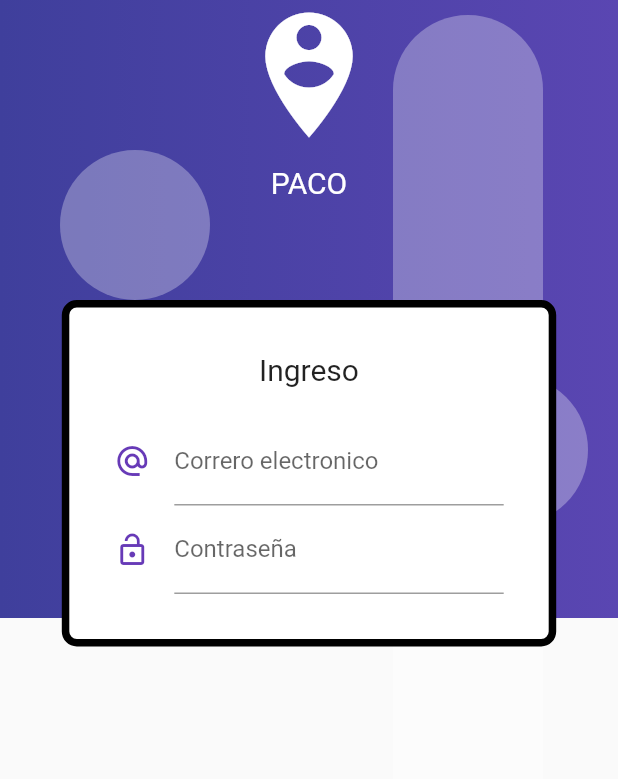
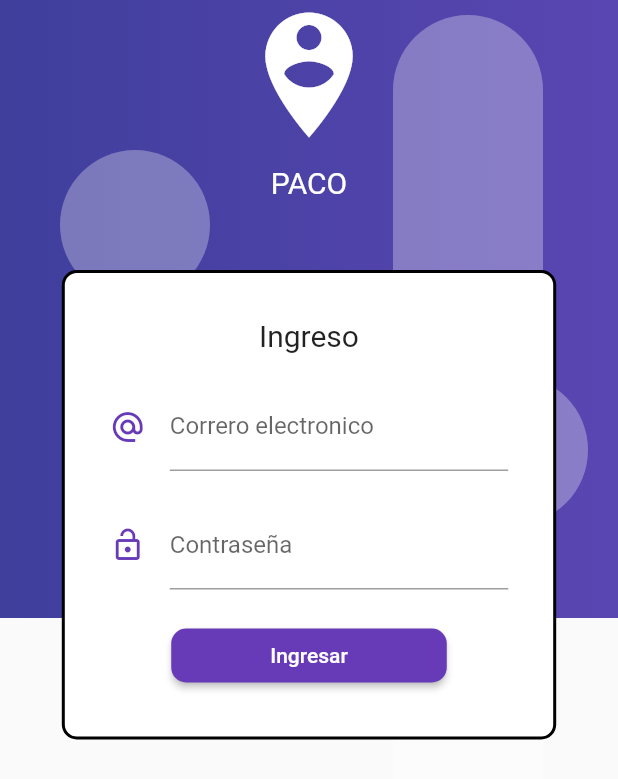
Before and after one commit to PACOdergod/login_crud, a Flutter app: the screen it shows after launch, on a phone screen of 412 x 824 dp. Shown: the top 779 px of the screen. Run offline on Flutter 3.47's test engine with Material 2 defaults, Android fonts, the phone set to English and light mode, and no system bars.

Commit message:
Boton ingresar maquetado

```diff
--- a/lib/src/pages/Login_page.dart
+++ b/lib/src/pages/Login_page.dart
@@ -22,7 +22,7 @@ Widget _loginForm(Size size) {
         //
         SafeArea(
             child: Container(
-          height: 200.0,
+          height: 180.0,
         )),
         //
         Container(
@@ -31,7 +31,7 @@ Widget _loginForm(Size size) {
           decoration: BoxDecoration(
             borderRadius: BorderRadius.circular(10.0),
             color: Colors.white,
-            border: Border.all(color: Colors.black, width: 5.0),
+            border: Border.all(color: Colors.black, width: 2.0),
           ),
           //
           child: Column(children: [
@@ -41,7 +41,10 @@ Widget _loginForm(Size size) {
             ),
             SizedBox(height: 20.0),
             _loginEmail(),
-            _loginContrasena()
+            SizedBox(height: 20.0),
+            _loginContrasena(),
+            SizedBox(height: 20.0),
+            _loginBoton()
           ]),
         )
       ],
@@ -77,6 +80,24 @@ Widget _loginContrasena() {
             color: Colors.deepPurple,
           ),
           labelText: 'Contraseña'),
+    ),
+  );
+}
+
+Widget _loginBoton() {
+  return RaisedButton(
+    shape: RoundedRectangleBorder(borderRadius: BorderRadius.circular(10.0)),
+    color: Colors.deepPurple,
+    textColor: Colors.white,
+    //
+    onPressed: () {},
+    //
+    child: Container(
+      child: Text(
+        'Ingresar',
+        style: TextStyle(),
+      ),
+      padding: EdgeInsets.symmetric(horizontal: 50.0, vertical: 10.0),
     ),
   );
 }
```
